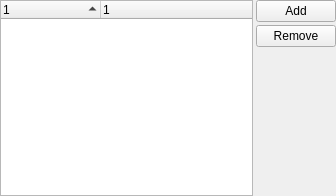
vacuum-im/vacuum-im, file trunk/src/plugins/accountmanager/accountmanage.ui: the form before one commit.
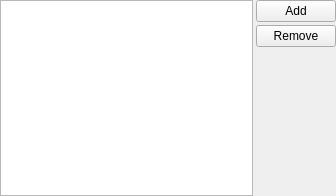
The form after the commit.

The edit to the form file:
```diff
--- a/trunk/src/plugins/accountmanager/accountmanage.ui
+++ b/trunk/src/plugins/accountmanager/accountmanage.ui
@@ -31,18 +31,8 @@
       <bool>true</bool>
      </property>
      <property name="columnCount" >
-      <number>2</number>
+      <number>0</number>
      </property>
-     <column>
-      <property name="text" >
-       <string>1</string>
-      </property>
-     </column>
-     <column>
-      <property name="text" >
-       <string>1</string>
-      </property>
-     </column>
     </widget>
    </item>
    <item>
```
Left out of the diff: 17 changed lines with no effect on the pictures.
